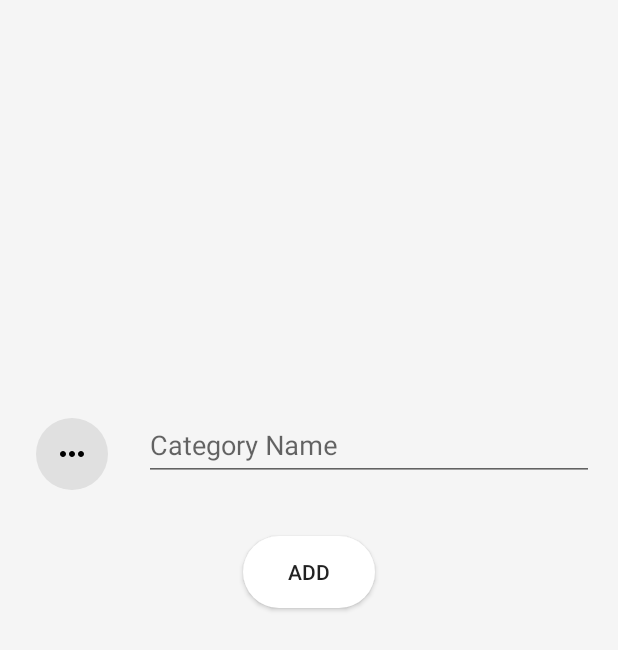
After one commit to sumanbhujel/expense-tracker, an Android app: the layout fragment_add_inc_category.xml on its own in the app's theme, with its tools: preview values and no code run, on a phone screen of 412 x 824 dp. The commit adds this screen. Shown: the top 650 px of the screen. Run offline under Robolectric (Android 15) with nearby library versions, the phone set to English and light mode, and no system bars.

Commit message:
addinccategory fragment is added

```diff
--- a/app/build.gradle
+++ b/app/build.gradle
@@ -26,6 +26,7 @@ dependencies {
     implementation fileTree(dir: "libs", include: ["*.jar"])
     implementation 'androidx.appcompat:appcompat:1.2.0'
     implementation 'androidx.constraintlayout:constraintlayout:1.1.3'
+    implementation 'androidx.legacy:legacy-support-v4:1.0.0'
     testImplementation 'junit:junit:4.12'
     androidTestImplementation 'androidx.test.ext:junit:1.1.1'
     androidTestImplementation 'androidx.test.espresso:espresso-core:3.2.0'
--- /dev/null
+++ b/app/src/main/java/com/agileproject/expense_tracker/fragments/AddIncCategory.java
@@ -0,0 +1,33 @@
+package com.agileproject.expense_tracker.fragments;
+
+import android.os.Bundle;
+
+import androidx.fragment.app.Fragment;
+
+import android.view.LayoutInflater;
+import android.view.View;
+import android.view.ViewGroup;
+
+import com.agileproject.expense_tracker_app.R;
+
+public class AddIncCategory extends Fragment {
+
+
+    public AddIncCategory() {
+        // Required empty public constructor
+    }
+
+
+
+    @Override
+    public void onCreate(Bundle savedInstanceState) {
+        super.onCreate(savedInstanceState);
+    }
+
+    @Override
+    public View onCreateView(LayoutInflater inflater, ViewGroup container,
+                             Bundle savedInstanceState) {
+        // Inflate the layout for this fragment
+        return inflater.inflate(R.layout.fragment_add_inc_category, container, false);
+    }
+}
--- /dev/null
+++ b/app/src/main/res/drawable/bg_icon.xml
@@ -0,0 +1,11 @@
+<?xml version="1.0" encoding="utf-8"?>
+<selector xmlns:android="http://schemas.android.com/apk/res/android">
+
+    <item>
+        <shape android:shape="oval">
+            <padding android:bottom="12dp" android:left="12dp" android:right="12dp" android:top="12dp" />
+            <solid android:color="@color/colorIconBg" />
+        </shape>
+    </item>
+
+</selector>
--- /dev/null
+++ b/app/src/main/res/drawable/ic_more.xml
@@ -0,0 +1,9 @@
+<vector xmlns:android="http://schemas.android.com/apk/res/android"
+        android:width="24dp"
+        android:height="24dp"
+        android:viewportWidth="24.0"
+        android:viewportHeight="24.0">
+    <path
+        android:fillColor="#FF000000"
+        android:pathData="M6,10c-1.1,0 -2,0.9 -2,2s0.9,2 2,2 2,-0.9 2,-2 -0.9,-2 -2,-2zM18,10c-1.1,0 -2,0.9 -2,2s0.9,2 2,2 2,-0.9 2,-2 -0.9,-2 -2,-2zM12,10c-1.1,0 -2,0.9 -2,2s0.9,2 2,2 2,-0.9 2,-2 -0.9,-2 -2,-2z"/>
+</vector>
--- /dev/null
+++ b/app/src/main/res/layout/fragment_add_inc_category.xml
@@ -0,0 +1,85 @@
+<?xml version="1.0" encoding="utf-8"?>
+<androidx.constraintlayout.widget.ConstraintLayout xmlns:android="http://schemas.android.com/apk/res/android"
+    xmlns:app="http://schemas.android.com/apk/res-auto"
+    xmlns:tools="http://schemas.android.com/tools"
+    android:layout_width="match_parent"
+    android:layout_height="match_parent"
+    android:background="@color/colorBackground"
+    tools:context=".fragments.AddIncCategory">
+
+    <Button
+        android:id="@+id/btn_add_inc_cat"
+        android:layout_width="wrap_content"
+        android:layout_height="wrap_content"
+        android:layout_marginStart="16dp"
+        android:layout_marginTop="16dp"
+        android:layout_marginEnd="16dp"
+        android:layout_marginBottom="16dp"
+        android:background="@drawable/btn"
+        android:text="Add"
+        app:layout_constraintBottom_toBottomOf="parent"
+        app:layout_constraintEnd_toEndOf="parent"
+        app:layout_constraintHorizontal_bias="0.5"
+        app:layout_constraintStart_toStartOf="parent"
+        app:layout_constraintTop_toBottomOf="@id/et_inc_cat"
+        app:layout_constraintVertical_bias="0.0" />
+
+    <ImageView
+        android:id="@+id/img_inc_cat"
+        android:layout_width="wrap_content"
+        android:layout_height="wrap_content"
+        android:layout_marginStart="24dp"
+        android:layout_marginTop="24dp"
+        android:layout_marginEnd="8dp"
+        android:layout_marginBottom="24dp"
+        android:background="@drawable/bg_icon"
+        android:contentDescription="Icon"
+        android:src="@drawable/ic_more"
+        app:layout_constraintBottom_toBottomOf="parent"
+        app:layout_constraintEnd_toStartOf="@id/et_inc_cat"
+        app:layout_constraintStart_toStartOf="parent"
+        app:layout_constraintTop_toTopOf="parent"
+        app:layout_constraintVertical_bias="0.35"
+        android:layout_marginLeft="24dp"
+        android:layout_marginRight="8dp" />
+
+    <androidx.recyclerview.widget.RecyclerView
+        android:id="@+id/inc_categories_container"
+        android:layout_width="0dp"
+        android:layout_height="0dp"
+        android:layout_marginStart="24dp"
+        android:layout_marginTop="16dp"
+        android:layout_marginEnd="16dp"
+        android:clipToPadding="false"
+        android:padding="16dp"
+        app:layout_constraintBottom_toBottomOf="parent"
+        app:layout_constraintEnd_toEndOf="parent"
+        app:layout_constraintStart_toStartOf="parent"
+        app:layout_constraintTop_toBottomOf="@id/btn_add_inc_cat"
+        app:layout_constraintVertical_bias="0.0"
+        android:layout_marginLeft="24dp"
+        android:layout_marginRight="16dp" />
+
+    <com.google.android.material.textfield.TextInputLayout
+        android:id="@+id/et_inc_cat"
+        android:layout_width="0dp"
+        android:layout_height="wrap_content"
+        android:layout_marginStart="16dp"
+        android:layout_marginEnd="16dp"
+        android:theme="@style/TextInputStyle"
+        app:errorEnabled="true"
+        app:layout_constraintBottom_toBottomOf="@id/img_inc_cat"
+        app:layout_constraintEnd_toEndOf="parent"
+        app:layout_constraintStart_toEndOf="@+id/img_inc_cat"
+        app:layout_constraintTop_toTopOf="@id/img_inc_cat">
+
+        <com.google.android.material.textfield.TextInputEditText
+            android:id="@+id/et_inc_cat_value"
+            android:layout_width="match_parent"
+            android:layout_height="wrap_content"
+            android:hint="Category Name"
+            android:inputType="text"
+            android:maxLines="1" />
+    </com.google.android.material.textfield.TextInputLayout>
+
+</androidx.constraintlayout.widget.ConstraintLayout>
--- a/app/src/main/res/values/strings.xml
+++ b/app/src/main/res/values/strings.xml
@@ -10,4 +10,6 @@
     <string name="log_in">Log in</string>
     <string name="password">Password</string>
     <string name="email">Email</string>
+    <!-- TODO: Remove or change this placeholder text -->
+    <string name="hello_blank_fragment">Hello blank fragment</string>
 </resources>
```
